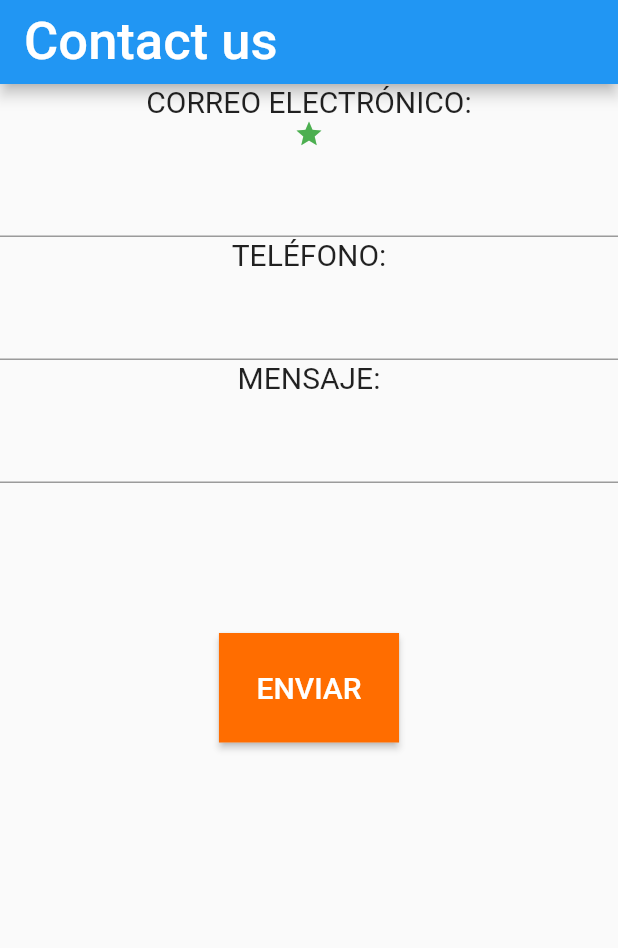
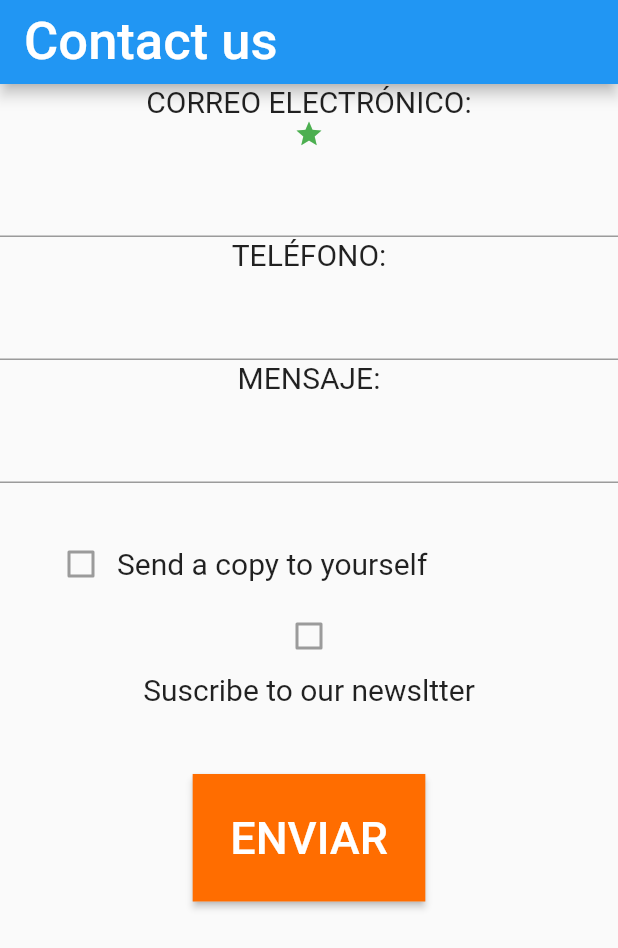
Before and after one commit to RODRIGO-dev012/practica_prograII, a Flutter app: the screen it shows after launch, on a phone screen of 412 x 824 dp. Shown: the top 948 px of the screen. Run offline on Flutter 3.47's test engine with Material 2 defaults, Android fonts, the phone set to English and light mode, and no system bars.

Commit message:
practica1

```diff
--- a/lib/main.dart
+++ b/lib/main.dart
@@ -1,3 +1,5 @@
+import 'dart:ui';
+
 import 'package:flutter/cupertino.dart';
 import 'package:flutter/material.dart';
 void main(){
@@ -50,11 +52,28 @@ class Myapp extends StatelessWidget{
                 labelText: ''),
               ),
 
-
-
-
-
-              const SizedBox(height: 100),/////////aca es para boton enviar///
+              new Container(
+                padding: new EdgeInsets.all(30.0),
+                child: new Center(
+                  child: new Column(
+                    children: <Widget>[
+                      new Row(
+                        children: <Widget>[
+                          new Checkbox(value: false, onChanged: null),
+                          new Text("Send a copy to yourself",
+                            style: TextStyle(fontSize: 20),
+                          ),
+                        ],
+                      ),
+                      new Checkbox(value: false, onChanged: null,),
+                      new Text("Suscribe to our newsltter",
+                        style: TextStyle(fontSize: 20),
+                      ),
+                    ],
+                  ),
+                ),
+              ),
+              const SizedBox(height: 15),/////////aca es para boton enviar///
               RaisedButton(
                 onPressed: () {},
                 textColor: Colors.white,
@@ -72,7 +91,7 @@ class Myapp extends StatelessWidget{
                   padding: const EdgeInsets.all(25.0),
                   child: const Text(
                     "ENVIAR",
-                    style: TextStyle(fontSize: 20),
+                    style: TextStyle(fontSize: 30),
                   ),
                 )
               ),
```
Also changed, not shown: 1 other file.
